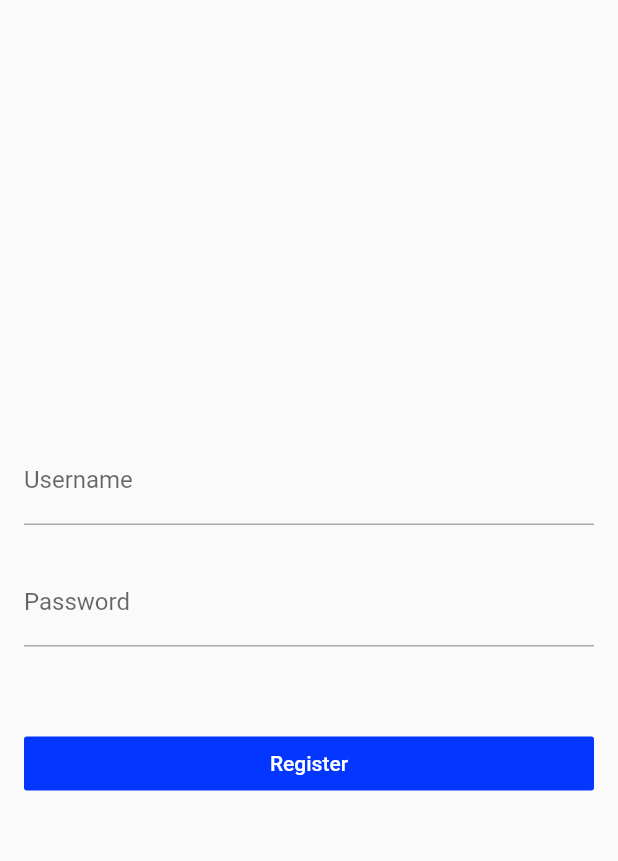
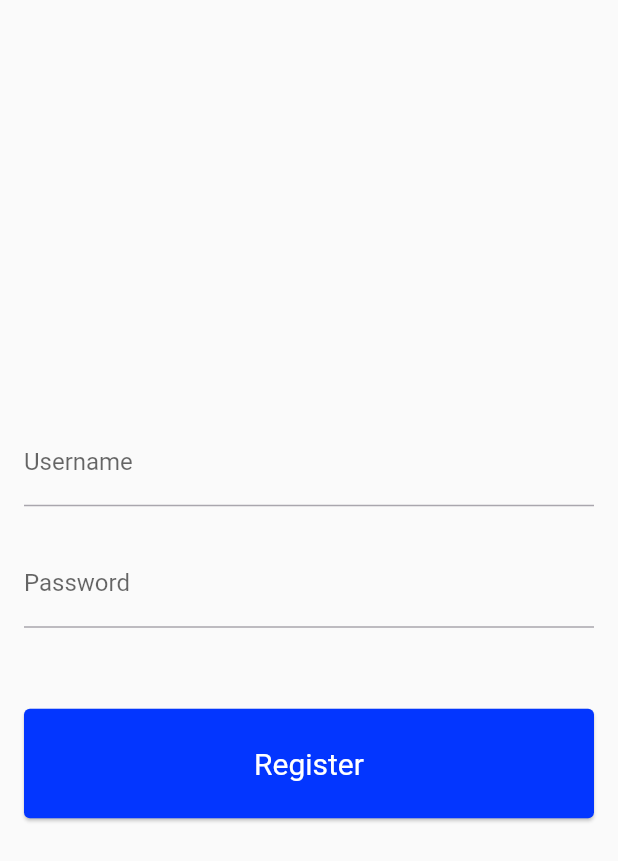
Before and after one commit to markcqhsu/ninghao_ch2, a Flutter app: the screen it shows after launch, on a phone screen of 412 x 824 dp. Shown: the top 861 px of the screen. Run offline on Flutter 3.47's test engine with Material 2 defaults, Android fonts, the phone set to English and light mode, and no system bars.

Commit message:
ElevatedButton

```diff
--- a/lib/Demo/form_demo.dart
+++ b/lib/Demo/form_demo.dart
@@ -107,17 +107,29 @@ class _RegisterFormState extends State<RegisterForm> {
           ), //在表單和按鈕中間增加一個間格
           Container(
             width: double.infinity,
-            child: RaisedButton(
-              color: Theme.of(context).colorScheme.secondary,
-              child: Text(
-                "Register",
-                style: TextStyle(color: Colors.white),
+            child: ElevatedButton(
+              child: const Text("Register",style: TextStyle(color: Colors.white),),
+              style: ElevatedButton.styleFrom(
+                primary: Theme.of(context).colorScheme.secondary,
+                textStyle: TextStyle(fontSize: 20),
+                padding: EdgeInsets.symmetric(horizontal: 40, vertical: 25),
+                elevation: 1.0,//陰影效果
               ),
-              elevation: 0.0,
               onPressed: () {
                 submitRegisterForm();
               },
             ),
+            // child: RaisedButton(
+            //   color: Theme.of(context).colorScheme.secondary,
+            //   child: Text(
+            //     "Register",
+            //     style: TextStyle(color: Colors.white),
+            //   ),
+            //   elevation: 0.0,
+            //   onPressed: () {
+            //     submitRegisterForm();
+            //   },
+            // ),
           ),
         ],
       ),
```
